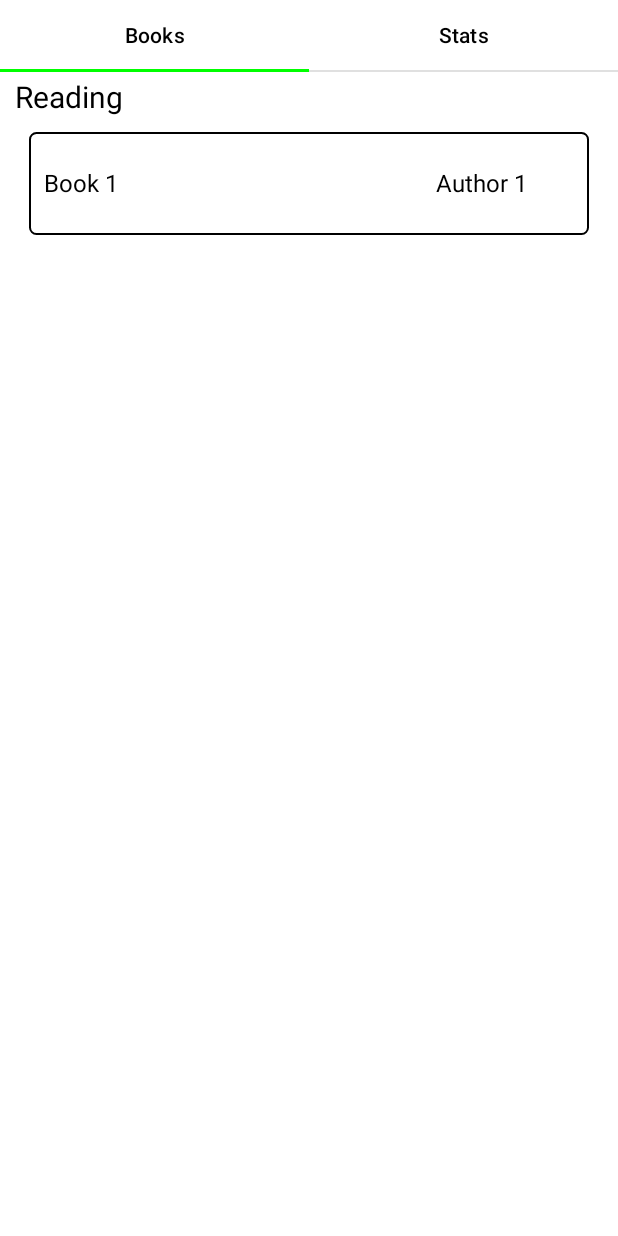
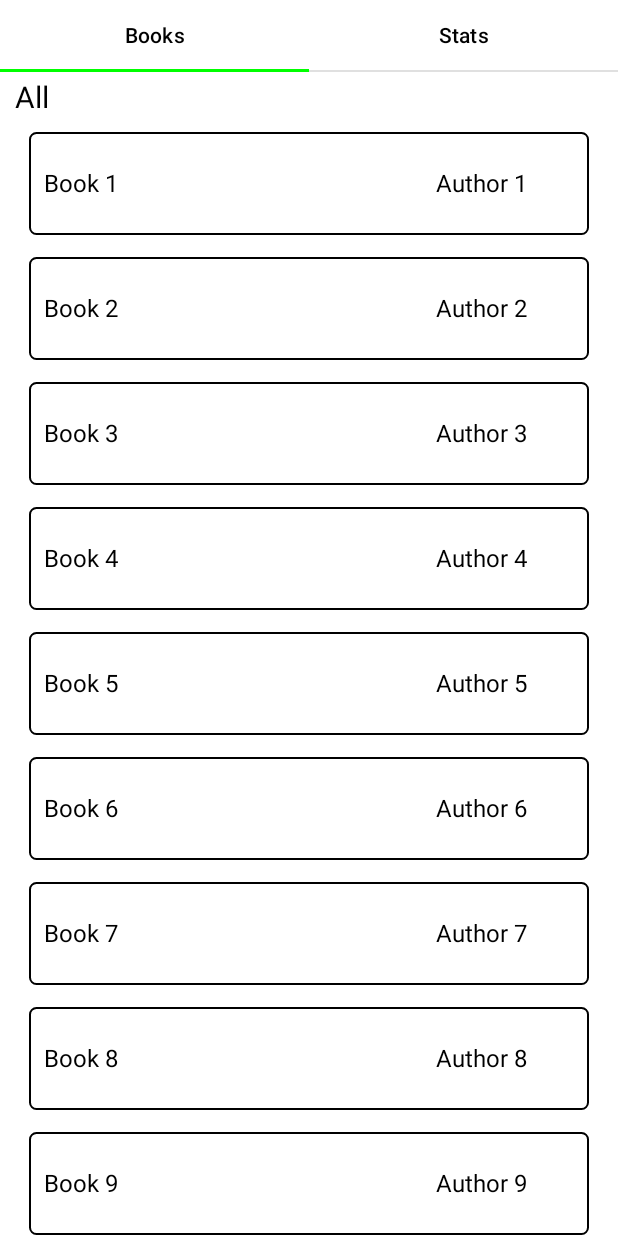
Before and after one commit to ozarski/BookTrackerv2, an Android app built with Jetpack Compose: the screen it shows after launch (MainActivity), on a phone screen of 412 x 824 dp. Run offline under Robolectric (Android 15) with nearby library versions, the phone set to English and light mode, and no system bars; our stand-ins replace accompanist; 2 statements that could not run were skipped.

Commit message:
Navigate to book details activity on item click, basic tag filtering, stats tab layout bugfix

```diff
--- a/app/src/main/AndroidManifest.xml
+++ b/app/src/main/AndroidManifest.xml
@@ -21,6 +21,10 @@
                 <category android:name="android.intent.category.LAUNCHER" />
             </intent-filter>
         </activity>
+        <activity
+            android:name=".bookDetailsActivity.BookDetailsActivity"
+            android:exported="true"
+            android:parentActivityName=".mainActivity.MainActivity"/>
     </application>
 
 </manifest>
--- a/app/src/main/java/ozarskiapps/booktracker/bookDetailsActivity/BookDetailsActivityUI.kt
+++ b/app/src/main/java/ozarskiapps/booktracker/bookDetailsActivity/BookDetailsActivityUI.kt
@@ -13,6 +13,11 @@ class BookDetailsActivityUI(book: MutableState<Book>, context: Context) :
     BookDetailsUI(book, context) {
     @Composable
     override fun GenerateLayout() {
+        BookDetailsLayout()
+    }
+
+    @Composable
+    fun BookDetailsLayout(){
         val bookStatus = remember { mutableStateOf(book.value.bookStatus) }
         when (bookStatus.value) {
             BookStatus.Finished -> {
--- a/app/src/main/java/ozarskiapps/booktracker/database/MockData.kt
+++ b/app/src/main/java/ozarskiapps/booktracker/database/MockData.kt
@@ -19,11 +19,11 @@ class MockData(val context: Context): DBService(context) {
         val bookDBService = BookDBService(context)
 
 
-        for (i in 1..10){
+        for (i in 1..50){
             val book = Book(
                 "Book $i",
                 "Author $i",
-                100,
+                1000,
                 i*5f,
                 BookStatus.values()[i%3],
                 Calendar.getInstance().apply { add(Calendar.DAY_OF_YEAR, i-10) },
--- a/app/src/main/java/ozarskiapps/booktracker/mainActivity/BookListUI.kt
+++ b/app/src/main/java/ozarskiapps/booktracker/mainActivity/BookListUI.kt
@@ -1,5 +1,7 @@
 package ozarskiapps.booktracker.mainActivity
 
+import android.content.Context
+import android.content.Intent
 import androidx.compose.foundation.BorderStroke
 import androidx.compose.foundation.background
 import androidx.compose.foundation.border
@@ -9,46 +11,63 @@ import androidx.compose.foundation.lazy.LazyColumn
 import androidx.compose.foundation.shape.RoundedCornerShape
 import androidx.compose.material.Text
 import androidx.compose.runtime.Composable
+import androidx.compose.runtime.rememberCoroutineScope
 import androidx.compose.runtime.snapshots.SnapshotStateList
 import androidx.compose.ui.Alignment
 import androidx.compose.ui.Modifier
 import androidx.compose.ui.graphics.Color
+import androidx.compose.ui.platform.LocalContext
 import androidx.compose.ui.text.style.TextAlign
 import androidx.compose.ui.text.style.TextOverflow
 import androidx.compose.ui.unit.dp
 import androidx.compose.ui.unit.sp
+import kotlinx.coroutines.CoroutineScope
+import kotlinx.coroutines.launch
 import ozarskiapps.booktracker.book.Book
+import ozarskiapps.booktracker.bookDetailsActivity.BookDetailsActivity
+import ozarskiapps.booktracker.bookDetailsActivity.BookDetailsUI
 
-class BookListUI(val bookList: SnapshotStateList<List<Book>>) {
+class BookListUI(private val bookList: SnapshotStateList<List<Book>>, private val context: Context) {
 
     @Composable
-    fun GenerateLayout(){
+    fun GenerateLayout() {
         BookListLazyColumn()
     }
+
     @Composable
-    private fun BookListLazyColumn(){
-        LazyColumn(contentPadding = PaddingValues(horizontal = 16.dp, vertical = 8.dp),
+    private fun BookListLazyColumn() {
+        val coroutineScope = rememberCoroutineScope()
+        LazyColumn(
+            contentPadding = PaddingValues(horizontal = 16.dp, vertical = 8.dp),
             verticalArrangement = Arrangement.spacedBy(8.dp),
-            modifier = Modifier.fillMaxSize()){
-            items(bookList.size){
+            modifier = Modifier.fillMaxSize()
+        ) {
+            items(bookList[0].size) {
                 val item = bookList[0][it]
-                BookItemRow(book = item)
+                BookItemRow(book = item, coroutineScope = coroutineScope)
             }
         }
     }
 
     @Composable
-    private fun BookItemRow(book: Book){
+    private fun BookItemRow(book: Book, coroutineScope: CoroutineScope) {
         Row(
-            modifier = Modifier.fillMaxWidth()
+            modifier = Modifier
+                .fillMaxWidth()
                 .height(75.dp)
                 .background(Color.White)
                 .padding(3.dp)
                 .border(BorderStroke(1.dp, Color.Black), shape = RoundedCornerShape(5.dp))
-                .clickable { println(book.toString()) },
+                .clickable {
+                    coroutineScope.launch {
+                        val intent = Intent(context, BookDetailsActivity::class.java)
+                        intent.putExtra("BOOK_ID", book.id)
+                        context.startActivity(intent)
+                    }
+                },
             verticalAlignment = Alignment.CenterVertically,
             horizontalArrangement = Arrangement.SpaceEvenly
-        ){
+        ) {
             Text(
                 text = book.title,
                 modifier = Modifier
--- a/app/src/main/java/ozarskiapps/booktracker/mainActivity/MainBooksUI.kt
+++ b/app/src/main/java/ozarskiapps/booktracker/mainActivity/MainBooksUI.kt
@@ -8,20 +8,24 @@ import androidx.compose.material.DropdownMenu
 import androidx.compose.material.DropdownMenuItem
 import androidx.compose.material.Text
 import androidx.compose.runtime.*
+import androidx.compose.runtime.snapshots.SnapshotStateList
 import androidx.compose.ui.Modifier
 import androidx.compose.ui.graphics.Color
 import androidx.compose.ui.text.style.TextAlign
 import androidx.compose.ui.unit.dp
 import androidx.compose.ui.unit.sp
+import ozarskiapps.booktracker.book.Book
 import ozarskiapps.booktracker.book.BookStatus
 import ozarskiapps.booktracker.database.BookDBService
 import ozarskiapps.booktracker.database.TagDBService
 import ozarskiapps.booktracker.tag.Tag
+import java.util.*
 
 class MainBooksUI(val context: Context) {
 
     private lateinit var text: MutableState<String>
-    private val tagList = TagDBService(context).getAllTags().toMutableList()
+    private lateinit var tagList: MutableList<Tag>
+    private lateinit var bookList: SnapshotStateList<List<Book>>
 
     @Composable
     fun GenerateLayout(){
@@ -31,11 +35,15 @@ class MainBooksUI(val context: Context) {
     @Composable
     private fun LayoutMainBooks() {
 
-        text = remember { mutableStateOf("Reading") }
+        tagList = mutableListOf()
+        text = remember { mutableStateOf("All") }
+        tagList.add(Tag(name = "All", color = Color.Red))
         tagList.add(Tag(name = "${BookStatus.Reading}", color = Color.Gray))
         tagList.add(Tag(name = "${BookStatus.Finished}", color = Color.Green))
         tagList.add(Tag(name = "${BookStatus.WantToRead}", color = Color.Blue))
-        val bookList = remember { mutableStateListOf(BookDBService(context).getAllBooks()) }
+        tagList.addAll(TagDBService(context).getAllTags().toMutableList())
+
+        bookList = remember { mutableStateListOf(BookDBService(context).getAllBooks()) }
 
         val isOpen = remember {
             mutableStateOf(false)
@@ -63,7 +71,7 @@ class MainBooksUI(val context: Context) {
                     selectedString = userSelectedString,
                     requestToOpen = isOpen.value
                 )
-                BookListUI(bookList).GenerateLayout()
+                BookListUI(bookList, context).GenerateLayout()
             }
         }
     }
@@ -102,11 +110,31 @@ class MainBooksUI(val context: Context) {
                     .background(color = Color.Gray), onClick = {
                     selectedString(it)
                     request(false)
-                    println("Selected: $it")
+                    reloadBookList(it)
                 }) {
                     Text(it.name)
                 }
             }
         }
     }
+
+    private fun reloadBookList(tag: Tag){
+        if(tag.name != "Reading" && tag.name != "Finished" && tag.name != "WantToRead" && tag.name != "All"){
+            val bookIDs = TagDBService(context).getBooksForTagIDs(listOf(tag.id))
+            val newBookList = BookDBService(context).getBooksWithIDs(bookIDs)
+            bookList.clear()
+            bookList.addAll(Collections.singleton(newBookList))
+        }
+        else{
+            if(tag.name == "All"){
+                bookList.clear()
+                bookList.addAll(Collections.singleton(BookDBService(context).getAllBooks()))
+                return
+            }
+            val newBookList = BookDBService(context).getAllBooks()
+            bookList.clear()
+            val bookFilteredByStatus = newBookList.filter { it.bookStatus.name == tag.name }
+            bookList.addAll(Collections.singleton(bookFilteredByStatus))
+        }
+    }
 }
```
Also changed, not shown: app/src/main/java/ozarskiapps/booktracker/bookDetailsActivity/BookDetailsActivity.kt (+16 -11 lines), app/src/main/java/ozarskiapps/booktracker/mainActivity/statsTab/MainStatsUI.kt (+11 -4 lines).
